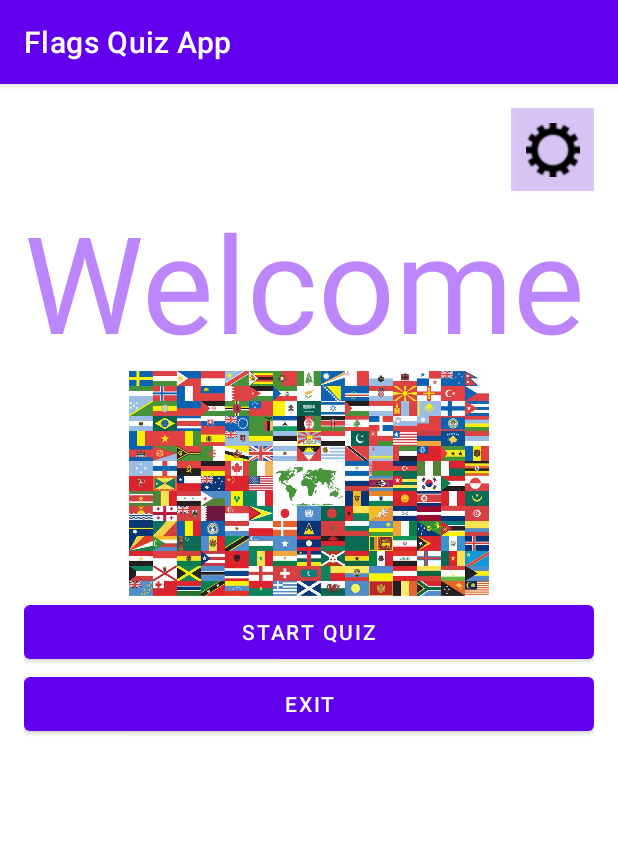
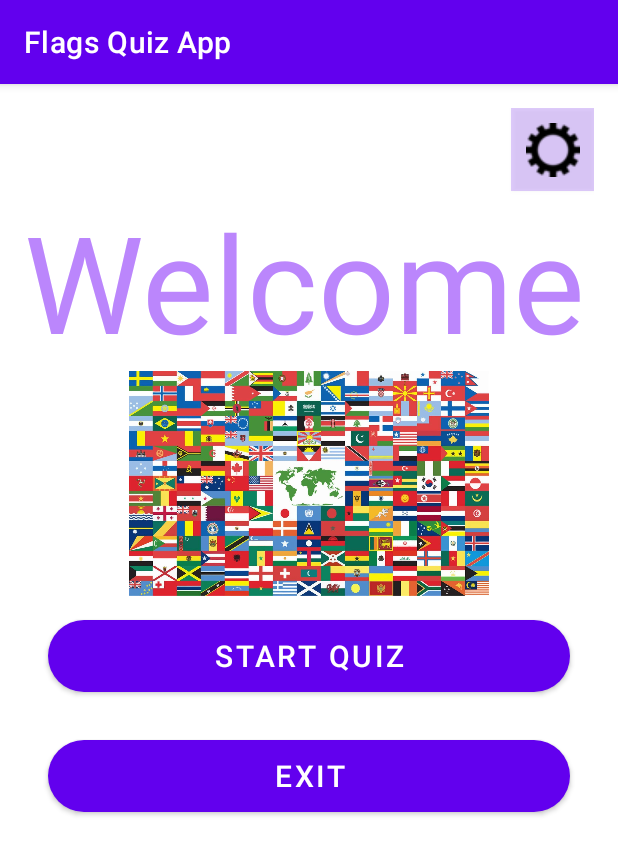
Before and after one commit to yousifj/QuizApp, an Android app: the screen it shows after launch (MainMenuActivity), on a phone screen of 412 x 824 dp. Shown: the top 855 px of the screen. Run offline under Robolectric (Android 15) with nearby library versions, the phone set to English and light mode, and no system bars.

Commit message:
added style to the buttons

```diff
--- a/app/src/main/java/com/yousifj/flagsquizapp/MainActivity.kt
+++ b/app/src/main/java/com/yousifj/flagsquizapp/MainActivity.kt
@@ -95,7 +95,7 @@ class MainActivity : AppCompatActivity() {
         //if flat is clicked make the flag flat
         when (item.itemId) {
             R.id.flat -> {
-                var prevValue = wavy
+                val prevValue = wavy
                 wavy = false
                 getFlagImage(countryCode)
                 wavy = prevValue
@@ -103,7 +103,7 @@ class MainActivity : AppCompatActivity() {
             }
             //if wavy is clicked make the flag wavy
             R.id.wavy -> {
-                var prevValue = wavy
+                val prevValue = wavy
                 wavy = true
                 getFlagImage(countryCode)
                 wavy = prevValue
--- /dev/null
+++ b/app/src/main/res/drawable/rounded_button.xml
@@ -0,0 +1,5 @@
+<shape xmlns:android="http://schemas.android.com/apk/res/android"
+    android:shape="rectangle">
+    <corners android:radius="50dp" />
+    <solid android:color="@color/purple_200" />
+</shape>
--- a/app/src/main/res/layout/activity_end_screen.xml
+++ b/app/src/main/res/layout/activity_end_screen.xml
@@ -14,6 +14,7 @@
         android:id="@+id/message"
         android:layout_width="wrap_content"
         android:layout_height="wrap_content"
+        android:layout_marginTop="@dimen/endScreenTopMargin"
         android:text="@string/finished"
         android:textSize="@dimen/textSize40"
         android:textStyle="bold"/>
@@ -29,7 +30,9 @@
         android:layout_width="match_parent"
         android:layout_height="wrap_content"
         android:onClick="mainMenu"
-        android:text="@string/main_menu" />
+        android:text="@string/main_menu"
+        android:layout_margin="@dimen/radioButtonMargin"
+        style="@style/sButton"/>
 
 
 </LinearLayout>
--- a/app/src/main/res/layout/activity_main_menu.xml
+++ b/app/src/main/res/layout/activity_main_menu.xml
@@ -36,15 +36,19 @@
         android:id="@+id/start"
         android:text="@string/start_quiz"
         android:onClick="startQuiz"
+        android:layout_margin="@dimen/radioButtonMargin"
         android:layout_width="match_parent"
-        android:layout_height="wrap_content"/>
+        android:layout_height="wrap_content"
+        style="@style/sButton"/>
 
     <Button
         android:id="@+id/exit_button"
         android:text="@string/exit"
         android:onClick="showAlertDialog"
+        android:layout_margin="@dimen/radioButtonMargin"
         android:layout_width="match_parent"
-        android:layout_height="wrap_content"/>
+        android:layout_height="wrap_content"
+        style="@style/sButton"/>
 
 
 
--- a/app/src/main/res/values/dimens.xml
+++ b/app/src/main/res/values/dimens.xml
@@ -13,4 +13,5 @@
     <dimen name="radioButtonPadding">20dp</dimen>
     <dimen name="quizButtonMargin">10dp</dimen>
     <dimen name="radioButtonMargin">16dp</dimen>
+    <dimen name="endScreenTopMargin">200dp</dimen>
 </resources>
--- /dev/null
+++ b/app/src/main/res/values/styles.xml
@@ -0,0 +1,7 @@
+<resources>
+    <style name="sButton">
+        <item name="android:background">@drawable/rounded_button</item>
+        <item name="android:textSize">@dimen/textSize20</item>
+        <item name="android:textColor">@color/white</item>
+    </style>
+</resources>
```
